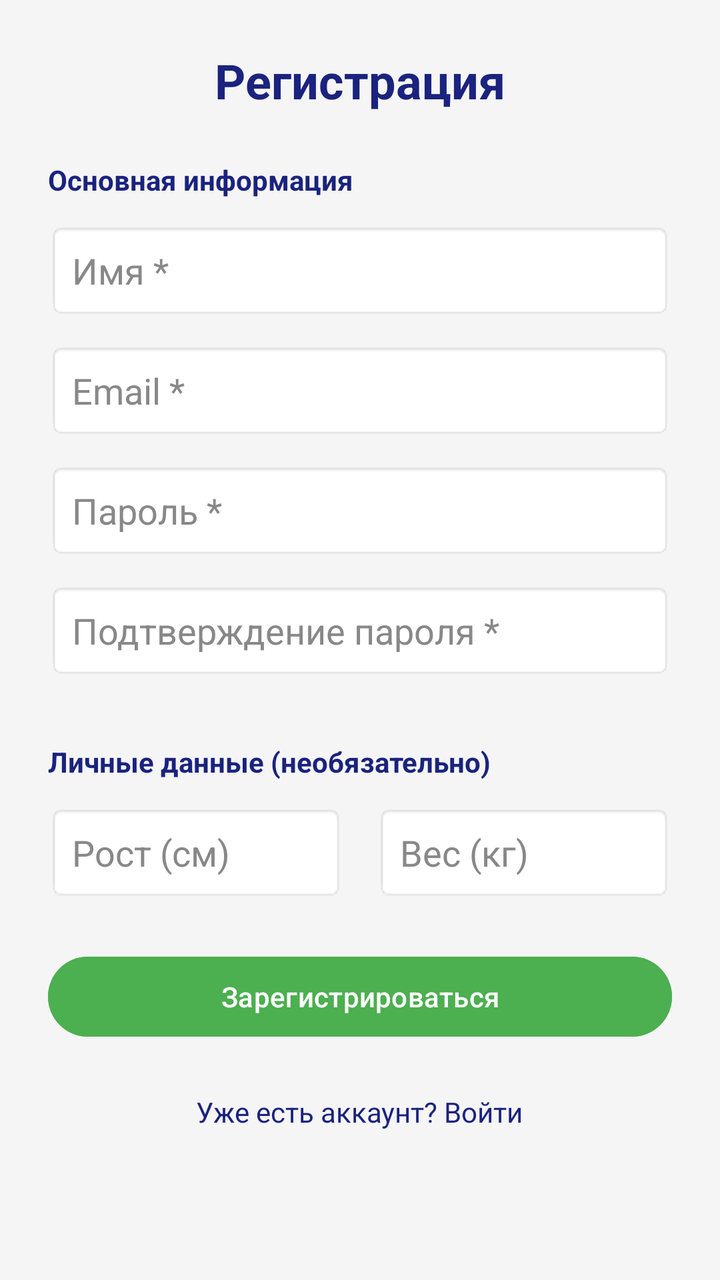
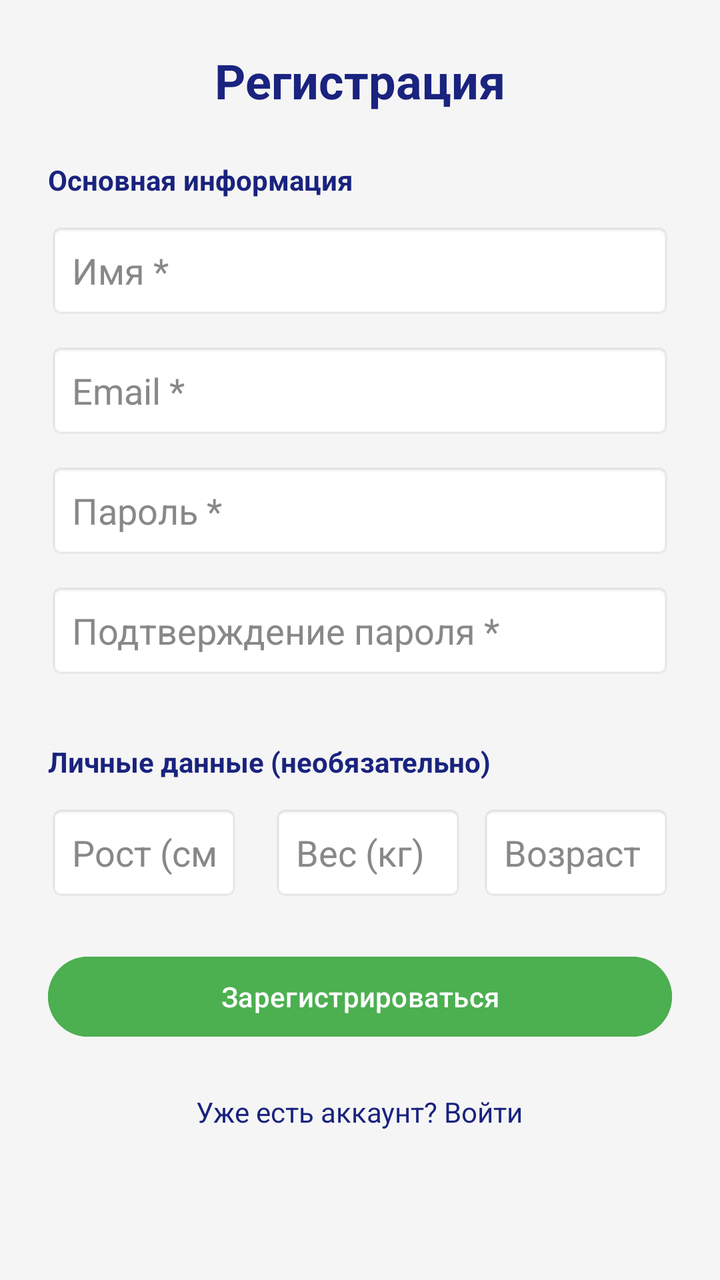

Compare the two renders of this Android layout. The source of the first and the diff that turns it into the second are given below.
<!-- AndroidManifest.xml: application theme Theme.HealthSync -->
<!-- res/layout/activity_register.xml -->
<?xml version="1.0" encoding="utf-8"?>

<ScrollView xmlns:android="http://schemas.android.com/apk/res/android"
    android:layout_width="match_parent"
    android:layout_height="match_parent"
    android:background="#F5F5F5">

    <LinearLayout
        android:layout_width="match_parent"
        android:layout_height="wrap_content"
        android:orientation="vertical"
        android:padding="24dp">

        <TextView
            android:layout_width="wrap_content"
            android:layout_height="wrap_content"
            android:text="Регистрация"
            android:textSize="24sp"
            android:textStyle="bold"
            android:textColor="#1A237E"
            android:layout_marginBottom="24dp"
            android:layout_gravity="center" />

        
        <TextView
            android:layout_width="match_parent"
            android:layout_height="wrap_content"
            android:text="Основная информация"
            android:textSize="14sp"
            android:textStyle="bold"
            android:textColor="#1A237E"
            android:layout_marginBottom="12dp" />

        <EditText
            android:id="@+id/registerNameInput"
            android:layout_width="match_parent"
            android:layout_height="48dp"
            android:hint="Имя *"
            android:textColor="#000000"
            android:textColorHint="#888888"
            android:inputType="textPersonName"
            android:padding="12dp"
            android:background="@android:drawable/editbox_background"
            android:layout_marginBottom="12dp" />

        <EditText
            android:id="@+id/registerEmailInput"
            android:layout_width="match_parent"
            android:layout_height="48dp"
            android:hint="Email *"
            android:textColor="#000000"
            android:textColorHint="#888888"
            android:inputType="textEmailAddress"
            android:padding="12dp"
            android:background="@android:drawable/editbox_background"
            android:layout_marginBottom="12dp" />

        <EditText
            android:id="@+id/registerPasswordInput"
            android:layout_width="match_parent"
            android:layout_height="48dp"
            android:hint="Пароль *"
            android:textColor="#000000"
            android:textColorHint="#888888"
            android:inputType="textPassword"
            android:padding="12dp"
            android:background="@android:drawable/editbox_background"
            android:layout_marginBottom="12dp" />

        <EditText
            android:id="@+id/registerConfirmPasswordInput"
            android:layout_width="match_parent"
            android:layout_height="48dp"
            android:hint="Подтверждение пароля *"
            android:textColor="#000000"
            android:textColorHint="#888888"
            android:inputType="textPassword"
            android:padding="12dp"
            android:background="@android:drawable/editbox_background"
            android:layout_marginBottom="24dp" />

        
        <TextView
            android:layout_width="match_parent"
            android:layout_height="wrap_content"
            android:text="Личные данные (необязательно)"
            android:textSize="14sp"
            android:textStyle="bold"
            android:textColor="#1A237E"
            android:layout_marginBottom="12dp"
            android:layout_marginTop="8dp" />

        <LinearLayout
            android:layout_width="match_parent"
            android:layout_height="wrap_content"
            android:orientation="horizontal">

            <EditText
                android:id="@+id/registerHeightInput"
                android:layout_width="0dp"
                android:layout_height="48dp"
                android:layout_weight="1"
                android:hint="Рост (см)"
                android:textColor="#000000"
                android:textColorHint="#888888"
                android:inputType="number"
                android:padding="12dp"
                android:background="@android:drawable/editbox_background"
                android:layout_marginRight="8dp" />

            <EditText
                android:id="@+id/registerWeightInput"
                android:layout_width="0dp"
                android:layout_height="48dp"
                android:layout_weight="1"
                android:hint="Вес (кг)"
                android:textColor="#000000"
                android:textColorHint="#888888"
                android:inputType="numberDecimal"
                android:padding="12dp"
                android:background="@android:drawable/editbox_background"
                android:layout_marginLeft="8dp" />
        </LinearLayout>

        <Button
            android:id="@+id/registerButton"
            android:layout_width="match_parent"
            android:layout_height="48dp"
            android:text="Зарегистрироваться"
            android:backgroundTint="#4CAF50"
            android:textColor="@android:color/white"
            android:layout_marginTop="24dp"
            android:layout_marginBottom="16dp" />

        <TextView
            android:id="@+id/loginLink"
            android:layout_width="wrap_content"
            android:layout_height="wrap_content"
            android:text="Уже есть аккаунт? Войти"
            android:textColor="#1A237E"
            android:textSize="14sp"
            android:padding="8dp"
            android:layout_gravity="center" />

    </LinearLayout>
</ScrollView>
<!-- resources referenced by this layout -->
<resources>
  <style name="Theme.HealthSync" parent="Base.Theme.HealthSync" />
  <style name="Base.Theme.HealthSync" parent="Theme.Material3.DayNight.NoActionBar">
          
          
      </style>
</resources>

<!-- the commit's change to res/layout/activity_register.xml (unified diff, before → after) -->
@@ -120,7 +120,23 @@
                 android:padding="12dp"
                 android:background="@android:drawable/editbox_background"
                 android:layout_marginLeft="8dp" />
+
+            <EditText
+                android:id="@+id/registerAgeInput"
+                android:layout_width="0dp"
+                android:layout_height="48dp"
+                android:layout_weight="1"
+                android:hint="Возраст"
+                android:textColor="#000000"
+                android:textColorHint="#888888"
+                android:inputType="number"
+                android:padding="12dp"
+                android:background="@android:drawable/editbox_background"
+                android:layout_marginLeft="8dp" />
         </LinearLayout>
+
+
+
 
         <Button
             android:id="@+id/registerButton"
